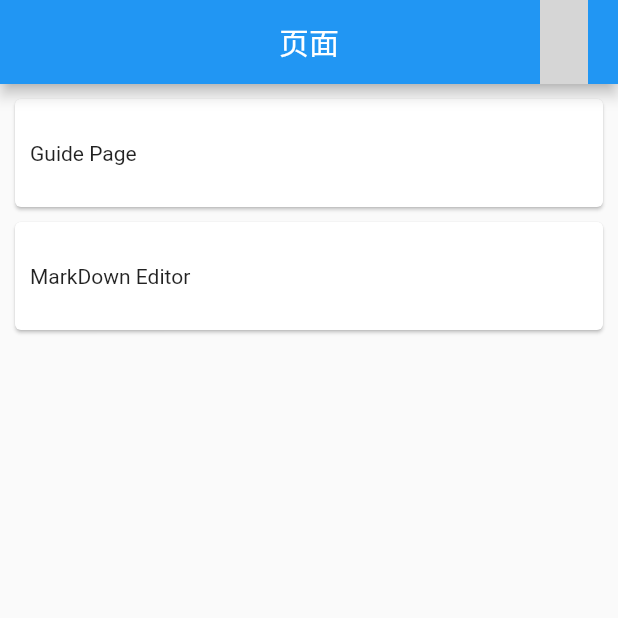
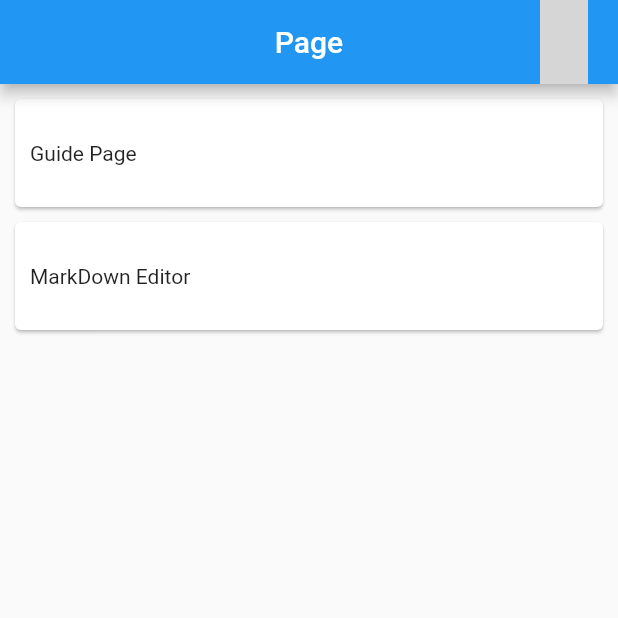
Before and after one commit to jiangkang/flutter-system, a Flutter app: the screen it shows after launch, on a phone screen of 412 x 824 dp, the top half of it. Run offline on Flutter 3.47's test engine with Material 2 defaults, Android fonts, the phone set to English and light mode, and no system bars; our stand-ins replace cached_network_image, camera, flutter_markdown, shared_preferences, sqflite, video_player and 1 more; accounts and stored records are empty; network calls fail; grey boxes are pictures that could not be loaded.

Commit message:
国际化

```diff
--- a/lib/home.dart
+++ b/lib/home.dart
@@ -3,13 +3,6 @@ import 'package:flutter_system/generated/i18n.dart';
 import 'package:url_launcher/url_launcher.dart';
 
 import 'page/page_entry.dart';
-
-const List<String> titles = [
-  "页面",
-  "组件",
-  "实例",
-  "文章",
-];
 
 /// Home page
 /// basic sketch : drawer + bottom navigation bar
@@ -30,9 +23,16 @@ class _HomePageState extends State<HomePage> {
 
   @override
   Widget build(BuildContext context) {
+    List<String> _titles = [
+      S.of(context).page,
+      S.of(context).component,
+      S.of(context).demo,
+      S.of(context).article,
+    ];
+
     return Scaffold(
       appBar: AppBar(
-        title: Text(titles[_currentIndex]),
+        title: Text(_titles[_currentIndex]),
         centerTitle: true,
         actions: <Widget>[
           InkWell(
```
Also changed, not shown: lib/generated/i18n.dart.
